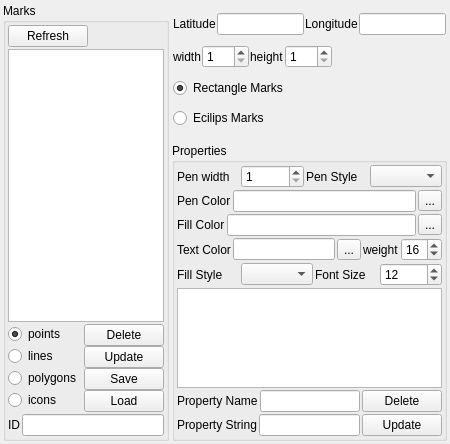
Before: the Qt Designer form qtvplugin_geomarker/qtvplugin_geomarker.ui in tgut/mercator.qtviewer, drawn with Qt 5.
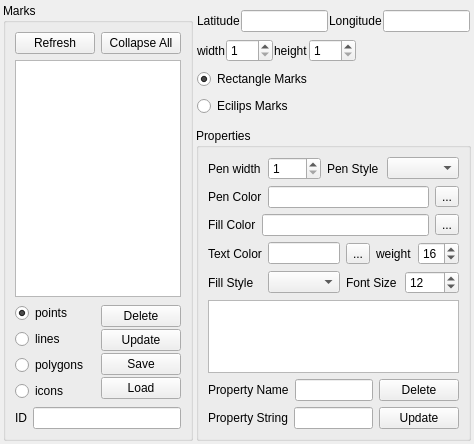
After: the same form once the commit is applied. Icons and pictures are not drawn.

Commit message: add 2 new method for geomarker. using props_vis to get detailed prop showing status for specified items using show_props to determing detailed props visibility for the giving items

What changed in the file:
```diff
--- a/qtvplugin_geomarker/qtvplugin_geomarker.ui
+++ b/qtvplugin_geomarker/qtvplugin_geomarker.ui
@@ -6,7 +6,7 @@
    <rect>
     <x>0</x>
     <y>0</y>
-    <width>446</width>
+    <width>458</width>
     <height>444</height>
    </rect>
   </property>
@@ -39,21 +39,6 @@
       <string>Marks</string>
      </property>
      <layout class="QVBoxLayout" name="verticalLayout_7">
-      <property name="spacing">
-       <number>2</number>
-      </property>
-      <property name="leftMargin">
-       <number>2</number>
-      </property>
-      <property name="topMargin">
-       <number>2</number>
-      </property>
-      <property name="rightMargin">
-       <number>2</number>
-      </property>
-      <property name="bottomMargin">
-       <number>2</number>
-      </property>
       <item>
        <layout class="QHBoxLayout" name="horizontalLayout_5">
         <item>
@@ -63,6 +48,13 @@
           </property>
          </widget>
         </item>
+        <item>
+         <widget class="QPushButton" name="pushButton_collaps_all">
+          <property name="text">
+           <string>Collapse All</string>
+          </property>
+         </widget>
+        </item>
         <item>
          <spacer name="horizontalSpacer_4">
           <property name="orientation">
@@ -597,21 +589,6 @@
         <string>Properties</string>
        </property>
        <layout class="QVBoxLayout" name="verticalLayout_5">
-        <property name="spacing">
-         <number>2</number>
-        </property>
-        <property name="leftMargin">
-         <number>2</number>
-        </property>
-        <property name="topMargin">
-         <number>2</number>
-        </property>
-        <property name="rightMargin">
-         <number>2</number>
-        </property>
-        <property name="bottomMargin">
-         <number>2</number>
-        </property>
         <item>
          <layout class="QHBoxLayout" name="horizontalLayout_6">
           <item>
```
The commit also changes 5 other files.
